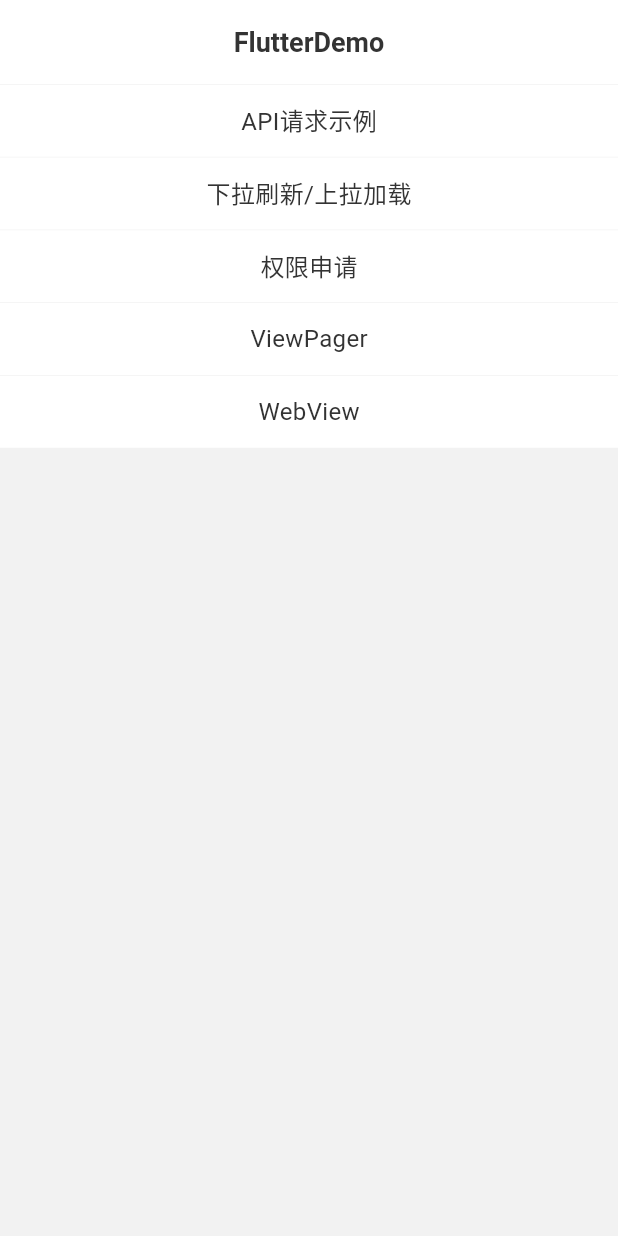
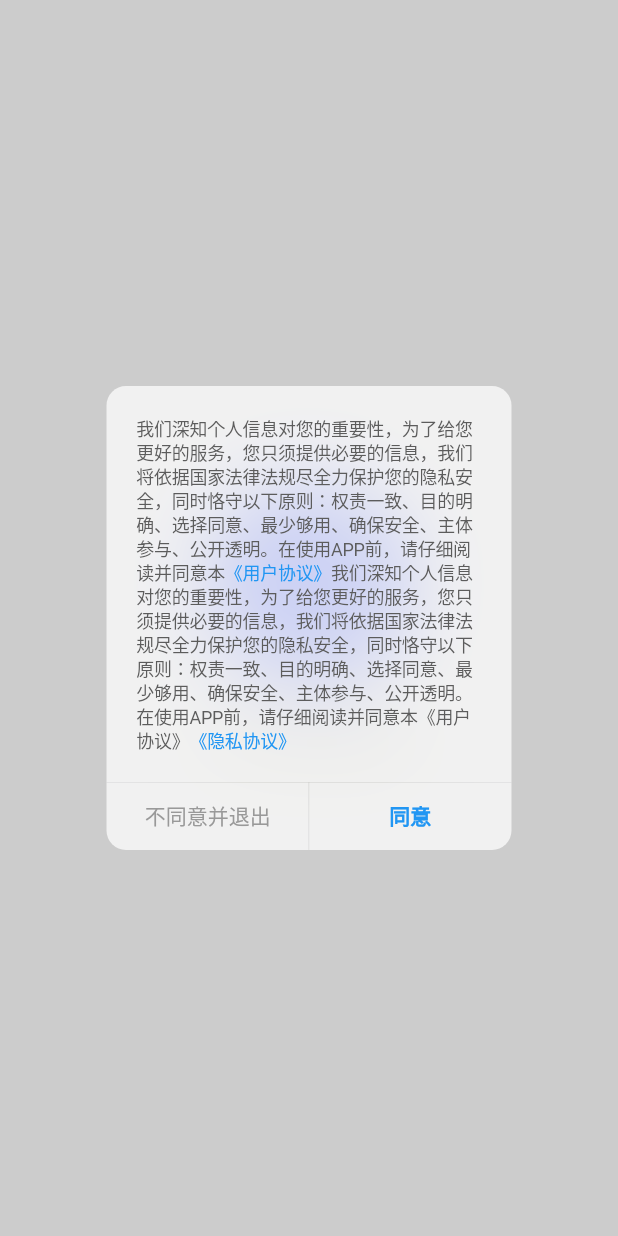
Before and after one commit to yxr2222222/FlutterDemo, a Flutter app: the screen it shows after launch, on a phone screen of 412 x 824 dp. Run offline on Flutter 3.47's test engine with Material 2 defaults, Android fonts, the phone set to English and light mode, and no system bars; our stand-ins replace dio, easy_refresh, fluttertoast, get, get_storage, logger and 4 more; missing offline and left inert: dart:html, dart:ui_web; accounts and stored records are empty.

Commit message:
1. 新增  get_storage做kv持久化； 2. 新增简易的开屏页（包含隐私弹框）； 3. StringExtension新增indexOfList、clickableRichText扩展方法；

```diff
--- /dev/null
+++ b/lib/FunctionListPage.dart
@@ -0,0 +1,93 @@
+import 'package:flutter/material.dart';
+import 'package:flutter_demo/HttpTestWidget.dart';
+import 'package:flutter_demo/RefreshLoadTestWidget.dart';
+import 'package:flutter_demo/base/extension/BuildContextExtension.dart';
+import 'package:flutter_demo/base/model/PermissionReq.dart';
+import 'package:flutter_demo/base/ui/page/SimpleWebPage.dart';
+import 'package:flutter_demo/base/vm/BaseListVM.dart';
+import 'package:flutter_demo/tab/ViewPagerTest.dart';
+import 'package:permission_handler/permission_handler.dart';
+import 'base/ui/page/BaseMultiStatePage.dart';
+
+class FunctionListPage extends BaseMultiPage<_FunctionListPageVM> {
+  FunctionListPage({super.key}) : super(viewModel: _FunctionListPageVM());
+
+  @override
+  State<FunctionListPage> createState() => _FunctionListState();
+}
+
+class _FunctionListState extends BaseMultiPageState<_FunctionListPageVM, FunctionListPage> {
+  @override
+  Widget createMultiContentWidget(
+      BuildContext context, _FunctionListPageVM viewModel) {
+    return viewModel.listBuilder(
+      onItemClick: (item, context) {
+        if (_FunctionListPageVM.API == item.item.title) {
+          context.push(HttpTestWidget());
+        } else if (_FunctionListPageVM.PERMISSION == item.item.title) {
+          viewModel.requestPermission(PermissionReq(
+              [Permission.camera, Permission.location], onGranted: () {
+            showToast("权限申请成功");
+          }, onDenied: (isPermanentlyDenied) {
+            showToast("权限申请失败,是否被多次拒绝或永久拒绝: $isPermanentlyDenied");
+          }));
+        } else if (_FunctionListPageVM.REFRESH == item.item.title) {
+          context.push(RefreshLoadTestWidget());
+        } else if (_FunctionListPageVM.VIEW_PAGER == item.item.title) {
+          context.push(ViewPagerTest());
+        } else if (_FunctionListPageVM.WEB_VIEW == item.item.title) {
+          context.push(SimpleWebPage(
+            url: "https://www.aliyun.com/",
+            title: "WebView示例",
+          ));
+        }
+      },
+      childItemBuilder: (itemWidget, context) {
+        return Container(
+            width: double.infinity,
+            height: 48,
+            alignment: Alignment.center,
+            decoration: BoxDecoration(color: itemWidget.item.background),
+            margin: const EdgeInsets.only(top: 0.5),
+            child: Text(
+              itemWidget.item.title,
+              style: const TextStyle(fontSize: 16, color: Color(0xff333333)),
+            ));
+      },
+    );
+  }
+}
+
+class _FunctionListPageVM extends BaseListVM<MainTitle> {
+  static const String API = "API请求示例";
+  static const String REFRESH = "下拉刷新/上拉加载";
+  static const String PERMISSION = "权限申请";
+  static const String VIEW_PAGER = "ViewPager";
+  static const String WEB_VIEW = "WebView";
+
+  @override
+  void onCreate() {
+    super.onCreate();
+
+    appbarController.appbarBackIcon = null;
+    appbarController.appbarTitle = "FlutterDemo";
+
+    refreshData(isClear: true, dataList: [
+      MainTitle(API),
+      MainTitle(REFRESH),
+      MainTitle(PERMISSION),
+      MainTitle(VIEW_PAGER),
+      MainTitle(WEB_VIEW),
+    ]);
+  }
+
+  @override
+  Future<bool> onBackPressed() async => false;
+}
+
+class MainTitle {
+  final String title;
+  Color background = Colors.white;
+
+  MainTitle(this.title);
+}
--- /dev/null
+++ b/lib/base/config/PublicKeyConfig.dart
@@ -0,0 +1,5 @@
+class PublicKeyConfig {
+  PublicKeyConfig._internal();
+
+  static const String KEY_IS_AGREE_PRIVACY = "KEY_IS_AGREE_PRIVACY";
+}
--- /dev/null
+++ b/lib/base/ui/page/SimpleSplashPage.dart
@@ -0,0 +1,188 @@
+import 'package:flutter/cupertino.dart';
+import 'package:flutter/material.dart';
+import 'package:flutter/src/widgets/framework.dart';
+import 'package:flutter_demo/base/extension/BuildContextExtension.dart';
+import 'package:flutter_demo/base/extension/StringExtension.dart';
+import 'package:flutter_demo/base/ui/page/BasePage.dart';
+import 'package:flutter_demo/base/ui/page/SimpleWebPage.dart';
+import 'package:flutter_demo/base/util/StorageUtil.dart';
+import 'package:flutter_demo/base/vm/BaseVM.dart';
+
+import '../../config/PublicKeyConfig.dart';
+import '../../util/Log.dart';
+
+class SimpleSplashPage extends BasePage<_SimpleSplashVM> {
+  final PrivacyContent privacyContent;
+  final void Function(BaseVM viewModel, BuildContext context) onPrivacyAgree;
+  final String? icon;
+  final String? title;
+  final Widget? child;
+
+  SimpleSplashPage(
+      {super.key,
+      required this.privacyContent,
+      required this.onPrivacyAgree,
+      this.icon,
+      this.title,
+      this.child})
+      : super(viewModel: _SimpleSplashVM());
+
+  @override
+  State<StatefulWidget> createState() => _SimpleSplashStat();
+
+  List<String> getKeywordList() {
+    List<String> keywordList = [];
+    for (var element in privacyContent.keywordUrlList) {
+      keywordList.add(element.keyword);
+    }
+    return keywordList;
+  }
+}
+
+class _SimpleSplashStat
+    extends BasePageState<_SimpleSplashVM, SimpleSplashPage> {
+  @override
+  Widget createContentWidget(BuildContext context, _SimpleSplashVM viewModel) {
+    viewModel.onPrivacyAgree = () {
+      widget.onPrivacyAgree(viewModel, context);
+    };
+    viewModel.onShowPrivacyDialog = () async {
+      bool? isNeedFinish = await showCupertinoDialog(
+          context: context,
+          builder: (BuildContext ctx) {
+            return CupertinoAlertDialog(
+                content: widget.privacyContent.content.clickableRichText(
+                    textColor: const Color(0xff5c5c5c),
+                    keywords: widget.getKeywordList(),
+                    onTap: (keyword) {
+                      var keywordUrl =
+                          widget.privacyContent.getKeywordUrl(keyword);
+                      if (keywordUrl != null) {
+                        ctx.push(SimpleWebPage(
+                          url: keywordUrl.url,
+                          title: keyword,
+                        ));
+                      }
+                    }),
+                actions: [
+                  CupertinoDialogAction(
+                      child: const Text(
+                        "不同意并退出",
+                        style:
+                            TextStyle(color: Color(0xff999999), fontSize: 14),
+                      ),
+                      onPressed: () {
+                        ctx.pop(result: true);
+                      }),
+                  CupertinoDialogAction(
+                      child: const Text(
+                        "同意",
+                        style: TextStyle(
+                            color: Colors.blue,
+                            fontSize: 14,
+                            fontWeight: FontWeight.bold),
+                      ),
+                      onPressed: () async {
+                        ctx.pop();
+                        await StorageUtil.put(
+                            PublicKeyConfig.KEY_IS_AGREE_PRIVACY, true);
+                        if (context.mounted) {
+                          widget.onPrivacyAgree(viewModel, context);
+                        }
+                      })
+                ]);
+          });
+
+      Log.d("isNeedFinish: $isNeedFinish, context.mounted: ${context.mounted}");
+      if (isNeedFinish == true && context.mounted) {
+        context.pop(cantPopExit: true);
+      }
+    };
+    Widget icon = widget.icon == null
+        ? const SizedBox(
+            width: 0,
+            height: 0,
+          )
+        : Image.asset(
+            widget.icon!,
+            width: 128,
+            height: 128,
+          );
+
+    Widget title = widget.title == null
+        ? const SizedBox(
+            width: 0,
+            height: 0,
+          )
+        : Container(
+            width: double.infinity,
+            margin: const EdgeInsets.only(top: 24),
+            child: Text(
+              widget.title!,
+              textAlign: TextAlign.center,
+              style: const TextStyle(
+                  color: Color(0xff333333),
+                  fontSize: 20,
+                  fontWeight: FontWeight.bold),
+            ));
+    return widget.child != null
+        ? widget.child!
+        : Container(
+            decoration: const BoxDecoration(color: Colors.white),
+            child: Column(
+                mainAxisAlignment: MainAxisAlignment.center,
+                children: [icon, title]),
+          );
+  }
+}
+
+class _SimpleSplashVM extends BaseVM {
+  void Function()? onShowPrivacyDialog;
+  void Function()? onPrivacyAgree;
+
+  @override
+  Future<bool> onBackPressed() async {
+    return false;
+  }
+
+  @override
+  void onCreate() async {
+    super.onCreate();
+    var isAgreePrivacy =
+        await StorageUtil.get<bool>(PublicKeyConfig.KEY_IS_AGREE_PRIVACY);
+    if (isAgreePrivacy == true) {
+      _onPrivacyAgree();
+    } else if (onShowPrivacyDialog != null) {
+      onShowPrivacyDialog!();
+    }
+  }
+
+  void _onPrivacyAgree() {
+    if (onPrivacyAgree != null) {
+      onPrivacyAgree!();
+    }
+  }
+}
+
+class PrivacyContent {
+  final String content;
+  final List<KeywordUrl> keywordUrlList;
+
+  PrivacyContent(this.content, this.keywordUrlList);
+
+  KeywordUrl? getKeywordUrl(String? keyword) {
+    for (var element in keywordUrlList) {
+      if (element.keyword == keyword) {
+        return element;
+      }
+    }
+    return null;
+  }
+}
+
+class KeywordUrl {
+  final String keyword;
+  final String url;
+
+  KeywordUrl(this.keyword, this.url);
+}
--- a/lib/base/util/GetBuilderUtil.dart
+++ b/lib/base/util/GetBuilderUtil.dart
@@ -5,6 +5,8 @@ import 'package:get/get_state_manager/src/simple/get_state.dart';
 import '../model/BaseGetxController.dart';
 
 class GetBuilderUtil {
+  GetBuilderUtil._internal();
+
   static StatefulWidget builder<T extends BaseGetxController>(
       OnGetBuilder<T> onGetBuilder,
       {required T? init, String? id}) {
--- a/lib/base/util/Log.dart
+++ b/lib/base/util/Log.dart
@@ -1,6 +1,7 @@
 import 'package:logger/logger.dart';
 
 class Log {
+  Log._internal();
 
   static final Logger _logger = Logger(printer: PrettyPrinter());
 
--- a/lib/base/util/PermissionUtil.dart
+++ b/lib/base/util/PermissionUtil.dart
@@ -7,6 +7,8 @@ import 'package:permission_handler/permission_handler.dart';
 import '../model/PermissionReq.dart';
 
 class PermissionUtil {
+  PermissionUtil._internal();
+
   /// 申请权限，除了移动端直接返回成功
   static void requestPermission(
       BuildContext context, PermissionReq permissionReq) async {
--- a/lib/main.dart
+++ b/lib/main.dart
@@ -1,24 +1,15 @@
 import 'package:flutter/material.dart';
-import 'package:flutter_demo/HttpTestWidget.dart';
-import 'package:flutter_demo/RefreshLoadTestWidget.dart';
 import 'package:flutter_demo/base/extension/BuildContextExtension.dart';
 import 'package:flutter_demo/base/http/cache/CacheConfig.dart';
-import 'package:flutter_demo/base/model/PermissionReq.dart';
-import 'package:flutter_demo/base/ui/page/SimpleWebPage.dart';
-import 'package:flutter_demo/base/vm/BaseListVM.dart';
-import 'package:flutter_demo/tab/ViewPagerTest.dart';
+import 'package:flutter_demo/base/ui/page/SimpleSplashPage.dart';
 import 'package:get/get_navigation/src/root/get_material_app.dart';
-import 'package:permission_handler/permission_handler.dart';
+import 'FunctionListPage.dart';
 import 'base/http/HttpManager.dart';
 import 'base/http/model/BaseRespConfig.dart';
-import 'base/ui/page/BaseMultiStatePage.dart';
 
-void main() {
-  /// 在main函数第一行添加这句话
-  WidgetsFlutterBinding.ensureInitialized();
-
+void main() async {
   /// 初始化网络请求配置
-  HttpManager.getInstance().init(
+  await HttpManager.getInstance().init(
       baseUrl: "http://192.168.1.116:8089/",
       cacheConfig: CacheConfig(),
       debug: true,
@@ -38,90 +29,23 @@ class MyApp extends StatelessWidget {
         colorScheme: ColorScheme.fromSeed(seedColor: Colors.deepPurple),
         useMaterial3: true,
       ),
-      home: _MyHomePage(),
+      home: SimpleSplashPage(
+        privacyContent: PrivacyContent(
+            "我们深知个人信息对您的重要性，为了给您更好的服务，您只须提供必要的信息，我们将依据国家法律法规尽全力保护您的隐私安全，同时恪守以下原则：权责一致、目的明确、选择同意、最少够用、确保安全、主体参与、公开透明。在使用APP前，请仔细阅读并同意本《用户协议》《隐私协议》。",
+            [
+              KeywordUrl("《用户协议》", "https://www.aliyun.com/"),
+              KeywordUrl("《隐私协议》", "https://zhuanlan.zhihu.com/"),
+            ]),
+        onPrivacyAgree: (viewModel, context) async {
+          viewModel.showLoading();
+          Future.delayed(const Duration(seconds: 1), () {
+            viewModel.dismissLoading();
+            context.push(FunctionListPage(), finishCurr: true);
+          });
+        },
+        icon: "images/icon_logo.png",
+        title: "FlutterDemo",
+      ),
     );
   }
 }
-
-class _MyHomePage extends BaseMultiPage<_MyHomePageVM> {
-  _MyHomePage() : super(viewModel: _MyHomePageVM());
-
-  @override
-  State<_MyHomePage> createState() => _MyHomePageState();
-}
-
-class _MyHomePageState extends BaseMultiPageState<_MyHomePageVM, _MyHomePage> {
-  @override
-  Widget createMultiContentWidget(
-      BuildContext context, _MyHomePageVM viewModel) {
-    return viewModel.listBuilder(
-      onItemClick: (item, context) {
-        if (_MyHomePageVM.API == item.item.title) {
-          context.push(HttpTestWidget());
-        } else if (_MyHomePageVM.PERMISSION == item.item.title) {
-          viewModel.requestPermission(PermissionReq(
-              [Permission.camera, Permission.location], onGranted: () {
-            showToast("权限申请成功");
-          }, onDenied: (isPermanentlyDenied) {
-            showToast("权限申请失败,是否被多次拒绝或永久拒绝: $isPermanentlyDenied");
-          }));
-        } else if (_MyHomePageVM.REFRESH == item.item.title) {
-          context.push(RefreshLoadTestWidget());
-        } else if (_MyHomePageVM.VIEW_PAGER == item.item.title) {
-          context.push(ViewPagerTest());
-        } else if (_MyHomePageVM.WEB_VIEW == item.item.title) {
-          context.push(SimpleWebPage(
-            url: "https://www.aliyun.com/",
-            title: "WebView示例",
-          ));
-        }
-      },
-      childItemBuilder: (itemWidget, context) {
-        return Container(
-            width: double.infinity,
-            height: 48,
-            alignment: Alignment.center,
-            decoration: BoxDecoration(color: itemWidget.item.background),
-            margin: const EdgeInsets.only(top: 0.5),
-            child: Text(
-              itemWidget.item.title,
-              style: const TextStyle(fontSize: 16, color: Color(0xff333333)),
-            ));
-      },
-    );
-  }
-}
-
-class _MyHomePageVM extends BaseListVM<MainTitle> {
-  static const String API = "API请求示例";
-  static const String REFRESH = "下拉刷新/上拉加载";
-  static const String PERMISSION = "权限申请";
-  static const String VIEW_PAGER = "ViewPager";
-  static const String WEB_VIEW = "WebView";
-
-  @override
-  void onCreate() {
-    super.onCreate();
-
-    appbarController.appbarBackIcon = null;
-    appbarController.appbarTitle = "FlutterDemo";
-
-    refreshData(isClear: true, dataList: [
-      MainTitle(API),
-      MainTitle(REFRESH),
-      MainTitle(PERMISSION),
-      MainTitle(VIEW_PAGER),
-      MainTitle(WEB_VIEW),
-    ]);
-  }
-
-  @override
-  Future<bool> onBackPressed() async => false;
-}
-
-class MainTitle {
-  final String title;
-  Color background = Colors.white;
-
-  MainTitle(this.title);
-}
--- a/pubspec.yaml
+++ b/pubspec.yaml
@@ -47,6 +47,7 @@ dependencies:
   easy_refresh: ^3.3.2+2
   image_picker: ^1.0.4
   get: ^4.6.6
+  get_storage: ^2.1.1
   path_provider: ^2.1.1
   webview_flutter: ^4.4.1
   url_launcher: ^6.2.1
```
Also changed, not shown: lib/base/extension/BuildContextExtension.dart (+17 -5 lines), lib/base/extension/StringExtension.dart (+80 -1 lines), lib/base/http/HttpManager.dart (+13 -2 lines), lib/base/model/AppbarController.dart (+4 -4 lines), lib/base/util/StorageUtil.dart (added, +28 -0 lines), images/3.0x/icon_logo.png (added), images/icon_logo.png (added), pubspec.lock.
